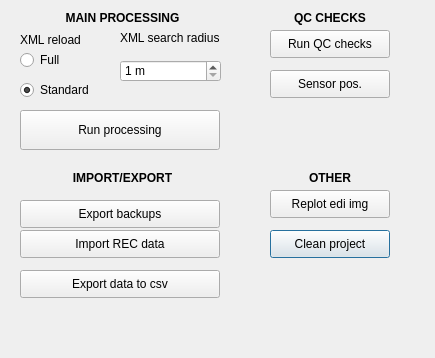
This is MTSM_dialog_base.ui in AGrand24/mtsm_plugin as Qt 5 draws it before an edit. The edited form follows.
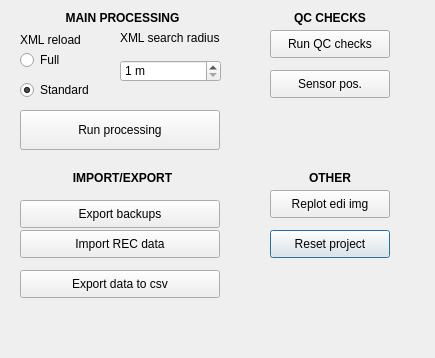
This is the edited form.

Commit message: qc,edi replot

The edit to the form file:
```diff
--- a/MTSM_dialog_base.ui
+++ b/MTSM_dialog_base.ui
@@ -29,7 +29,7 @@
     <string>Creates folder structure, clear databasases. Run only when starting new project or have backups.</string>
    </property>
    <property name="text">
-    <string>Clean project</string>
+    <string>Reset project</string>
    </property>
    <property name="autoDefault">
     <bool>true</bool>
```
